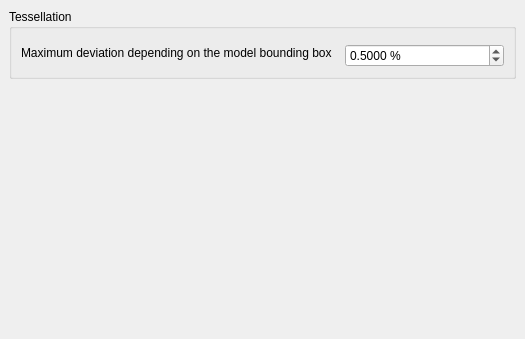
The window that src/Mod/Part/Gui/DlgSettings3DViewPart.ui (berndhahnebach/All_FreeCAD) describes before a commit, drawn with Qt 5.
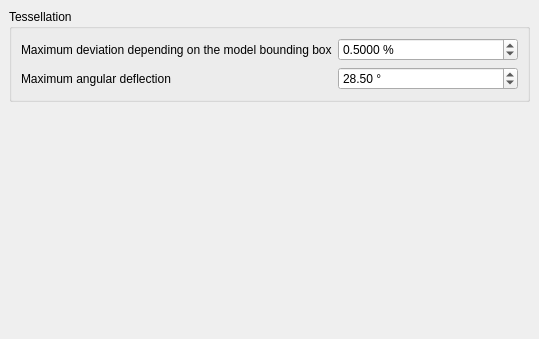
The same window after the commit. Custom widgets are drawn as their Qt base class.

Commit message:
add angularDeflection property to ViewProvider
issue #1868

The edit to the form file:
```diff
--- a/src/Mod/Part/Gui/DlgSettings3DViewPart.ui
+++ b/src/Mod/Part/Gui/DlgSettings3DViewPart.ui
@@ -6,7 +6,7 @@
    <rect>
     <x>0</x>
     <y>0</y>
-    <width>525</width>
+    <width>539</width>
     <height>339</height>
    </rect>
   </property>
@@ -53,20 +53,7 @@
         <property name="spacing">
          <number>6</number>
         </property>
-        <item row="0" column="0" rowspan="2" colspan="2">
-         <widget class="QLabel" name="textLabel1">
-          <property name="toolTip">
-           <string>Defines the deviation of tessellation to the actual surface</string>
-          </property>
-          <property name="whatsThis">
-           <string>&lt;html&gt;&lt;head&gt;&lt;meta name=&quot;qrichtext&quot; content=&quot;1&quot; /&gt;&lt;/head&gt;&lt;body style=&quot; white-space: pre-wrap; font-family:MS Shell Dlg 2; font-size:7.8pt; font-weight:400; font-style:normal; text-decoration:none;&quot;&gt;&lt;p style=&quot; margin-top:0px; margin-bottom:0px; margin-left:0px; margin-right:0px; -qt-block-indent:0; text-indent:0px;&quot;&gt;&lt;span style=&quot; font-weight:600;&quot;&gt;Tessellation&lt;/span&gt;&lt;/p&gt;&lt;p style=&quot;-qt-paragraph-type:empty; margin-top:0px; margin-bottom:0px; margin-left:0px; margin-right:0px; -qt-block-indent:0; text-indent:0px; font-weight:600;&quot;&gt;&lt;/p&gt;&lt;p style=&quot; margin-top:0px; margin-bottom:0px; margin-left:0px; margin-right:0px; -qt-block-indent:0; text-indent:0px; font-weight:600;&quot;&gt;&lt;span style=&quot; font-weight:400;&quot;&gt;Defines the maximum deviation of the tessellated mesh to the surface. The smaller the value is the slower the render speed and the nicer the appearance are.&lt;/span&gt;&lt;/p&gt;&lt;/body&gt;&lt;/html&gt;</string>
-          </property>
-          <property name="text">
-           <string>Maximum deviation depending on the model bounding box</string>
-          </property>
-         </widget>
-        </item>
-        <item row="1" column="2">
+        <item row="0" column="1">
          <widget class="Gui::PrefDoubleSpinBox" name="maxDeviation">
           <property name="suffix">
            <string> %</string>
@@ -94,6 +81,54 @@
           </property>
          </widget>
         </item>
+        <item row="0" column="0">
+         <widget class="QLabel" name="textLabel1">
+          <property name="toolTip">
+           <string>Defines the deviation of tessellation to the actual surface</string>
+          </property>
+          <property name="whatsThis">
+           <string>&lt;html&gt;&lt;head&gt;&lt;meta name=&quot;qrichtext&quot; content=&quot;1&quot; /&gt;&lt;/head&gt;&lt;body style=&quot; white-space: pre-wrap; font-family:MS Shell Dlg 2; font-size:7.8pt; font-weight:400; font-style:normal; text-decoration:none;&quot;&gt;&lt;p style=&quot; margin-top:0px; margin-bottom:0px; margin-left:0px; margin-right:0px; -qt-block-indent:0; text-indent:0px;&quot;&gt;&lt;span style=&quot; font-weight:600;&quot;&gt;Tessellation&lt;/span&gt;&lt;/p&gt;&lt;p style=&quot;-qt-paragraph-type:empty; margin-top:0px; margin-bottom:0px; margin-left:0px; margin-right:0px; -qt-block-indent:0; text-indent:0px; font-weight:600;&quot;&gt;&lt;/p&gt;&lt;p style=&quot; margin-top:0px; margin-bottom:0px; margin-left:0px; margin-right:0px; -qt-block-indent:0; text-indent:0px; font-weight:600;&quot;&gt;&lt;span style=&quot; font-weight:400;&quot;&gt;Defines the maximum deviation of the tessellated mesh to the surface. The smaller the value is the slower the render speed and the nicer the appearance are.&lt;/span&gt;&lt;/p&gt;&lt;/body&gt;&lt;/html&gt;</string>
+          </property>
+          <property name="text">
+           <string>Maximum deviation depending on the model bounding box</string>
+          </property>
+         </widget>
+        </item>
+        <item row="1" column="0">
+         <widget class="QLabel" name="label">
+          <property name="text">
+           <string>Maximum angular deflection</string>
+          </property>
+         </widget>
+        </item>
+        <item row="1" column="1">
+         <widget class="Gui::PrefDoubleSpinBox" name="maxAngularDeflection">
+          <property name="suffix">
+           <string> °</string>
+          </property>
+          <property name="decimals">
+           <number>2</number>
+          </property>
+          <property name="minimum">
+           <double>0.0</double>
+          </property>
+          <property name="maximum">
+           <double>180.000000000000000</double>
+          </property>
+          <property name="singleStep">
+           <double>0.5</double>
+          </property>
+          <property name="value">
+           <double>28.5</double>
+          </property>
+          <property name="prefEntry" stdset="0">
+           <cstring>MeshAngularDeflection</cstring>
+          </property>
+          <property name="prefPath" stdset="0">
+           <cstring>Mod/Part</cstring>
+          </property>
+         </widget>
+        </item>
        </layout>
       </item>
      </layout>
```
The commit also changes 6 other files.
